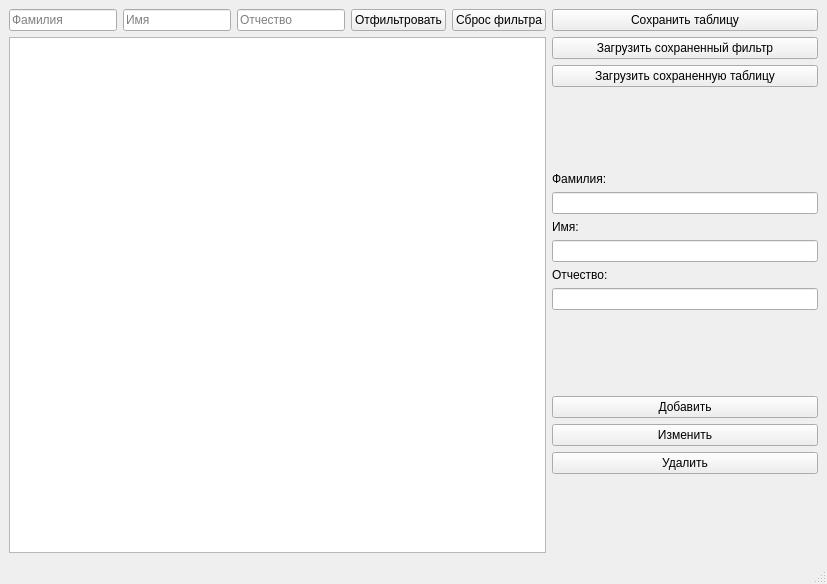
This is patientfilewindow.ui in Shevikina/patient-file as Qt 5 draws it before an edit. The edited form follows.
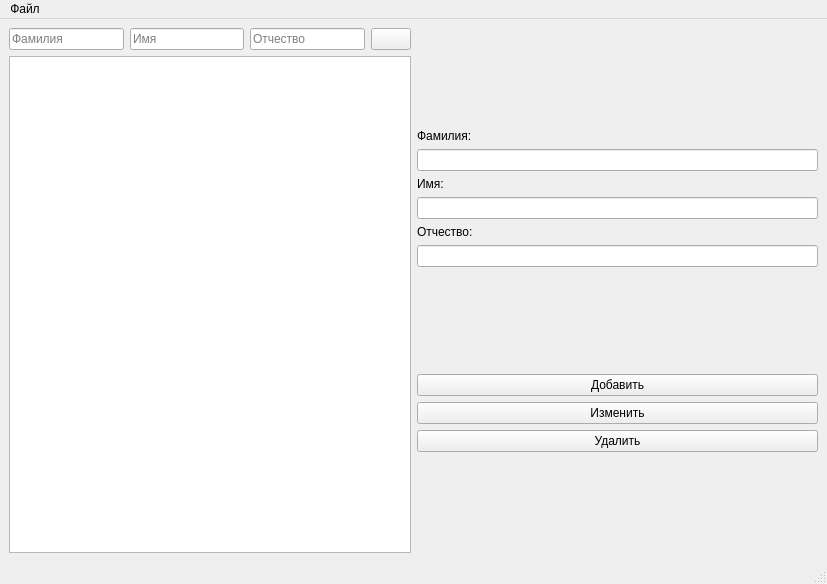
This is the edited form.

Patch:
```diff
--- a/patientfilewindow.ui
+++ b/patientfilewindow.ui
@@ -57,14 +57,7 @@
           <item>
            <widget class="QPushButton" name="filter_notes">
             <property name="text">
-             <string>Отфильтровать</string>
-            </property>
-           </widget>
-          </item>
-          <item>
-           <widget class="QPushButton" name="reset_filter_notes">
-            <property name="text">
-             <string>Сброс фильтра</string>
+             <string/>
             </property>
            </widget>
           </item>
@@ -82,27 +75,6 @@
         </property>
         <item>
          <layout class="QVBoxLayout" name="verticalLayout">
-          <item>
-           <widget class="QPushButton" name="save_table">
-            <property name="text">
-             <string>Сохранить таблицу</string>
-            </property>
-           </widget>
-          </item>
-          <item>
-           <widget class="QPushButton" name="download_filter">
-            <property name="text">
-             <string>Загрузить сохраненный фильтр</string>
-            </property>
-           </widget>
-          </item>
-          <item>
-           <widget class="QPushButton" name="download_save_table">
-            <property name="text">
-             <string>Загрузить сохраненную таблицу</string>
-            </property>
-           </widget>
-          </item>
           <item>
            <spacer name="verticalSpacer_3">
             <property name="orientation">
@@ -212,6 +184,34 @@
    </layout>
   </widget>
   <widget class="QStatusBar" name="statusbar"/>
+  <widget class="QMenuBar" name="menuBar">
+   <property name="geometry">
+    <rect>
+     <x>0</x>
+     <y>0</y>
+     <width>827</width>
+     <height>25</height>
+    </rect>
+   </property>
+   <widget class="QMenu" name="menu">
+    <property name="title">
+     <string>Файл</string>
+    </property>
+    <addaction name="export_cvs"/>
+    <addaction name="import_cvs"/>
+   </widget>
+   <addaction name="menu"/>
+  </widget>
+  <action name="export_cvs">
+   <property name="text">
+    <string>Экспорт в cvs</string>
+   </property>
+  </action>
+  <action name="import_cvs">
+   <property name="text">
+    <string>Импорт из cvs</string>
+   </property>
+  </action>
  </widget>
  <resources/>
  <connections/>
```
Left out of the diff: 2 changed lines with no effect on the pictures.
